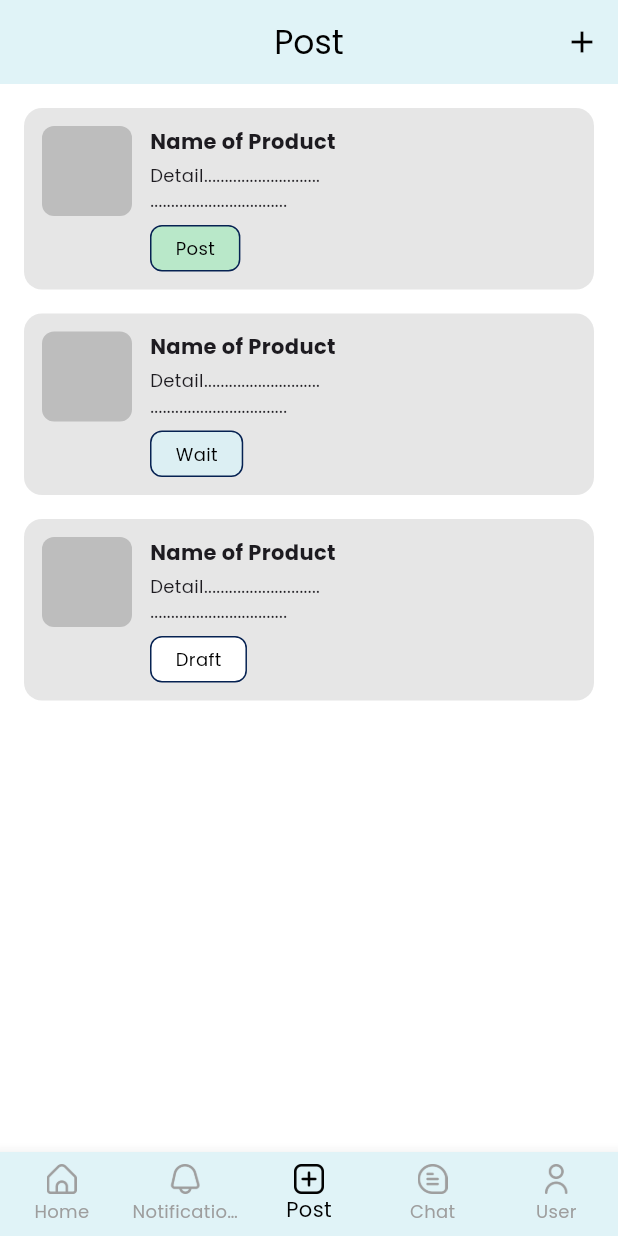
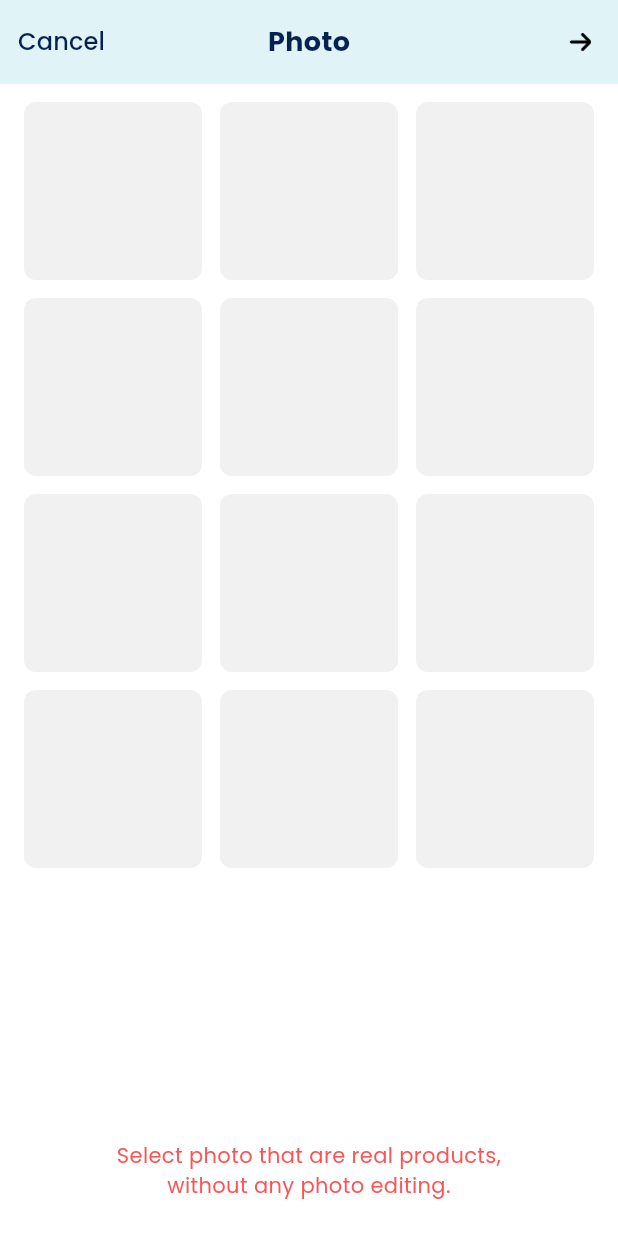
Before and after one commit to sareefhub/local_community_marketplace, a Flutter app: the screen it shows after launch, item 3 of the bottom bar chosen, after a tap on the "add" icon, on a phone screen of 412 x 824 dp. Run offline on Flutter 3.47's test engine with Material 3 defaults, Android fonts, the phone set to English and light mode, and no system bars; our stand-ins replace cloud_firestore, firebase_core, flutter_riverpod, go_router, google_fonts, responsive_builder; accounts and stored records are empty; generated files the repository leaves out were written again.

Commit message:
Create choose photo screen and connect navigation using GoRouter

```diff
--- a/lib/main.dart
+++ b/lib/main.dart
@@ -12,6 +12,7 @@ import 'screens/post_screen.dart';
 import 'screens/edit_profile_screen.dart';
 import 'screens/post_form_screen.dart';
 import 'screens/favorite_screen.dart';
+import 'screens/choose_photo_screen.dart';
 
 import 'package:go_router/go_router.dart';
 
@@ -70,6 +71,10 @@ class MyApp extends StatelessWidget {
           path: '/favorite',
           builder: (context, state) => const FavoriteScreen(),
         ),
+        GoRoute(
+          path: '/choose_photo',
+          builder: (context, state) => const ChoosePhotoScreen(),
+        ),
       ],
     );
 
--- /dev/null
+++ b/lib/screens/choose_photo_screen.dart
@@ -0,0 +1,97 @@
+import 'package:flutter/material.dart';
+import 'package:go_router/go_router.dart';
+
+class ChoosePhotoScreen extends StatelessWidget {
+  const ChoosePhotoScreen({super.key});
+
+  @override
+  Widget build(BuildContext context) {
+    return Scaffold(
+      backgroundColor: Colors.white,
+      appBar: PreferredSize(
+        preferredSize: const Size.fromHeight(56),
+        child: Container(
+          color: const Color(0xFFE0F3F7),
+          child: SafeArea(
+            child: Stack(
+              alignment: Alignment.center,
+              children: [
+                Align(
+                  alignment: Alignment.centerLeft,
+                  child: TextButton(
+                    onPressed: () => context.pop(), // ← ย้อนกลับด้วย go_router
+                    child: const Text(
+                      'Cancel',
+                      style: TextStyle(
+                        color: Color(0xFF062252),
+                        fontSize: 16,
+                      ),
+                    ),
+                  ),
+                ),
+                const Text(
+                  'Photo',
+                  style: TextStyle(
+                    color: Color(0xFF062252),
+                    fontSize: 18,
+                    fontWeight: FontWeight.bold,
+                  ),
+                ),
+                Align(
+                  alignment: Alignment.centerRight,
+                  child: IconButton(
+                    icon: Image.asset(
+                      'assets/icons/arrow-right.png',
+                      width: 24,
+                      height: 24,
+                    ),
+                    onPressed: () {
+                      context.go('/form'); // ← ไปหน้าฟอร์ม
+                    },
+                  ),
+                ),
+              ],
+            ),
+          ),
+        ),
+      ),
+      body: Column(
+        children: [
+          const SizedBox(height: 12),
+          Expanded(
+            child: Padding(
+              padding: const EdgeInsets.symmetric(horizontal: 16),
+              child: GridView.builder(
+                itemCount: 12,
+                gridDelegate: const SliverGridDelegateWithFixedCrossAxisCount(
+                  crossAxisCount: 3,
+                  crossAxisSpacing: 12,
+                  mainAxisSpacing: 12,
+                ),
+                itemBuilder: (context, index) {
+                  return Container(
+                    decoration: BoxDecoration(
+                      color: const Color(0xFFF1F1F1),
+                      borderRadius: BorderRadius.circular(8),
+                    ),
+                  );
+                },
+              ),
+            ),
+          ),
+          const Padding(
+            padding: EdgeInsets.only(bottom: 24),
+            child: Text(
+              'Select photo that are real products,\nwithout any photo editing.',
+              textAlign: TextAlign.center,
+              style: TextStyle(
+                color: Colors.redAccent,
+                fontSize: 14,
+              ),
+            ),
+          ),
+        ],
+      ),
+    );
+  }
+}
--- a/lib/screens/post_screen.dart
+++ b/lib/screens/post_screen.dart
@@ -1,5 +1,6 @@
 import 'package:flutter/material.dart';
 import 'package:local_community_marketplace/components/navigation.dart';
+import 'package:go_router/go_router.dart';
 
 class PostScreen extends StatelessWidget {
   const PostScreen({super.key});
@@ -21,7 +22,7 @@ class PostScreen extends StatelessWidget {
           IconButton(
             icon: const Icon(Icons.add, color: Colors.black),
             onPressed: () {
-              // เปิดหน้าสร้างโพสต์ใหม่
+              context.go('/choose_photo'); // ← ใช้ go_router แทน
             },
           ),
         ],
@@ -54,7 +55,6 @@ class PostScreen extends StatelessWidget {
         child: Row(
           crossAxisAlignment: CrossAxisAlignment.start,
           children: [
-            // Image Placeholder
             Container(
               width: 60,
               height: 60,
@@ -64,7 +64,6 @@ class PostScreen extends StatelessWidget {
               ),
             ),
             const SizedBox(width: 12),
-            // Product Info
             Expanded(
               child: Column(
                 crossAxisAlignment: CrossAxisAlignment.start,
@@ -94,14 +93,14 @@ class PostScreen extends StatelessWidget {
 
   Widget _buildStatusLabel(String status) {
     Color bgColor;
-    Color borderColor = const Color(0xFF062252); // ขอบสีน้ำเงินเข้ม
+    Color borderColor = const Color(0xFF062252);
 
     switch (status) {
       case 'Post':
-        bgColor = const Color(0xFFB9E8C9); // เขียวอ่อน
+        bgColor = const Color(0xFFB9E8C9);
         break;
       case 'Wait':
-        bgColor = const Color(0xFFDCEFF3); // ฟ้าอ่อน
+        bgColor = const Color(0xFFDCEFF3);
         break;
       case 'Draft':
       default:
@@ -114,7 +113,7 @@ class PostScreen extends StatelessWidget {
       decoration: BoxDecoration(
         color: bgColor,
         borderRadius: BorderRadius.circular(8),
-        border: Border.all(color: borderColor), // ✅ ขอบน้ำเงินเข้ม
+        border: Border.all(color: borderColor),
       ),
       child: Text(
         status,
```
